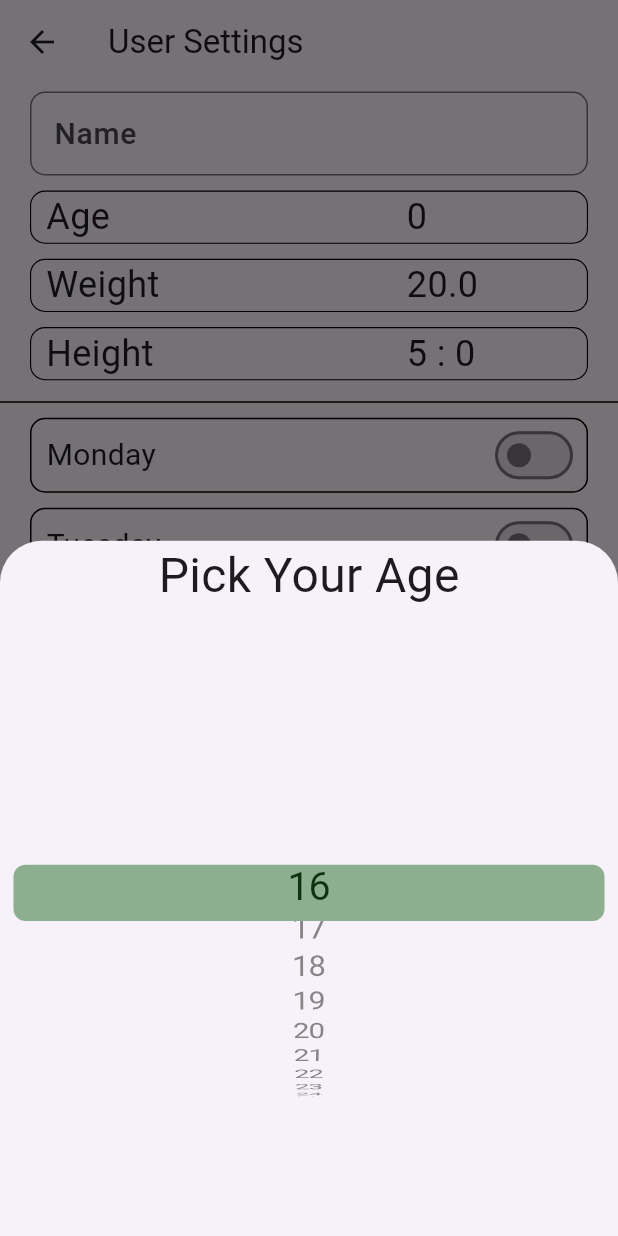
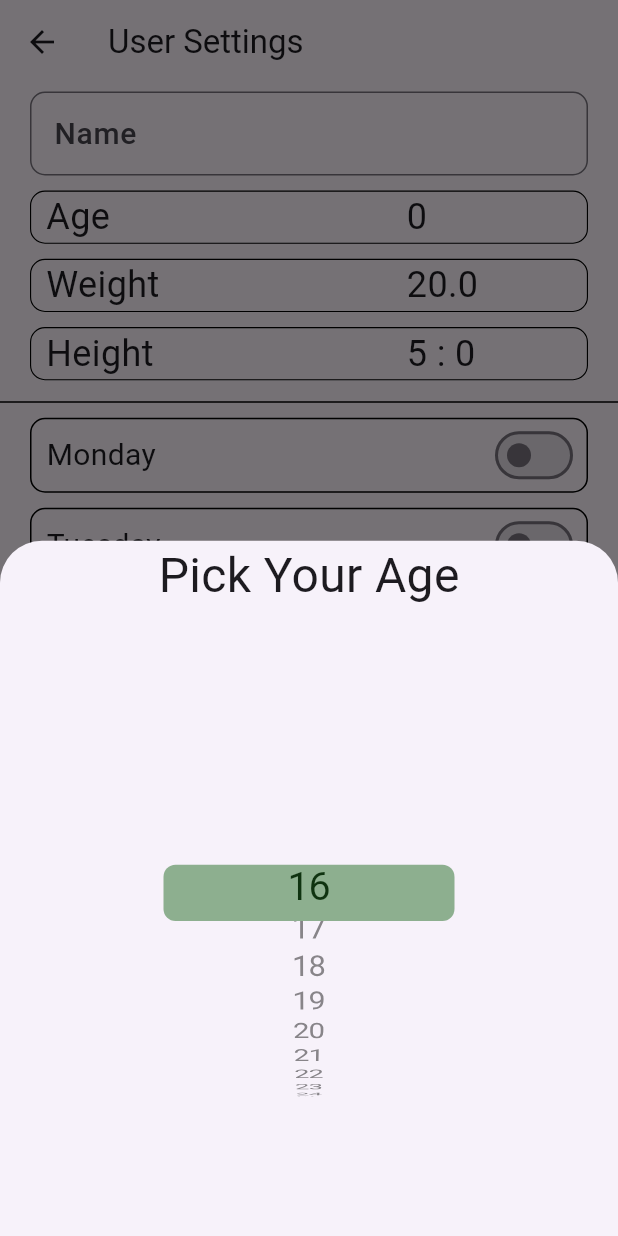
Before and after one commit to MHaroonirfan/GymPartner, a Flutter app: the FormScreen screen opened directly, after a tap on an icon or button, on a phone screen of 412 x 824 dp. Run offline on Flutter 3.47's test engine with Material 3 defaults, Android fonts, the phone set to English and light mode, and no system bars; our stand-ins replace fl_chart, sqflite; accounts and stored records are empty.

Commit message:
minor changings

```diff
--- a/lib/excercises_screen.dart
+++ b/lib/excercises_screen.dart
@@ -74,7 +74,7 @@ class _ExercisesScreenState extends State<ExercisesScreen> {
                           child: Column(
                             crossAxisAlignment: CrossAxisAlignment.start,
                             children: [
-                              Column(children: [
+                              Column(children: const [
                                 Text(
                                   "Weight Lifting",
                                   style: TextStyle(
@@ -122,7 +122,7 @@ class _ExercisesScreenState extends State<ExercisesScreen> {
             title: Text("Add/Edit Exercise"),
             content: Column(
               mainAxisSize: MainAxisSize.min,
-              children: [
+              children: const [
                 Text("Exercise Name:"),
               ],
             ),
--- a/lib/form_screen.dart
+++ b/lib/form_screen.dart
@@ -21,7 +21,7 @@ class _FormScreenState extends State<FormScreen> {
   List<int> kList = List.generate(120, (index) => index + 30);
   int weightK = 20;
 
-  List<int> gList = List.generate(20, (index) => index * 50);
+  List<int> gList = List.generate(100, (index) => index);
   int weightG = 0;
 
   @override
@@ -66,17 +66,20 @@ class _FormScreenState extends State<FormScreen> {
       Padding(
           padding: const EdgeInsets.fromLTRB(20, 5, 20, 5),
           child: Container(
+            decoration: BoxDecoration(
+                border: Border.all(width: 0.75),
+                borderRadius: BorderRadius.circular(10)),
             child: Row(
               children: [
-                SizedBox(
+                const SizedBox(
                   width: 10,
                 ),
-                Expanded(
+                const Expanded(
                     child: Text(
                   "Age",
                   style: TextStyle(fontSize: 24),
                 )),
-                Spacer(),
+                const Spacer(),
                 Expanded(
                     child: GestureDetector(
                         onTap: () {
@@ -84,79 +87,74 @@ class _FormScreenState extends State<FormScreen> {
                         },
                         child: Text(
                           age.toString(),
-                          style: TextStyle(fontSize: 24),
+                          style: const TextStyle(fontSize: 24),
                         )))
               ],
             ),
-            decoration: BoxDecoration(
-                border: Border.all(width: 0.75),
-                borderRadius: BorderRadius.circular(10)),
           )),
       Padding(
           padding: const EdgeInsets.fromLTRB(20, 5, 20, 5),
           child: Container(
+            decoration: BoxDecoration(
+                border: Border.all(width: 0.75),
+                borderRadius: BorderRadius.circular(10)),
             child: Row(
               children: [
-                SizedBox(
+                const SizedBox(
                   width: 10,
                 ),
-                Expanded(
+                const Expanded(
                     child: Text(
                   "Weight",
                   style: TextStyle(fontSize: 24),
                 )),
-                Spacer(),
+                const Spacer(),
                 Expanded(
                     child: GestureDetector(
                         onTap: () {
                           _showWeightPicker();
                         },
                         child: Text(
-                          weightK.toString() + "." + weightG.toString(),
-                          style: TextStyle(fontSize: 24),
+                          "$weightK.$weightG",
+                          style: const TextStyle(fontSize: 24),
                         )))
               ],
             ),
-            decoration: BoxDecoration(
-                border: Border.all(width: 0.75),
-                borderRadius: BorderRadius.circular(10)),
           )),
       Padding(
           padding: const EdgeInsets.fromLTRB(20, 5, 20, 5),
           child: Container(
+            decoration: BoxDecoration(
+                border: Border.all(width: 0.75),
+                borderRadius: BorderRadius.circular(10)),
             child: Row(
               children: [
-                SizedBox(
+                const SizedBox(
                   width: 10,
                 ),
-                Expanded(
+                const Expanded(
                     child: Text(
                   "Height",
                   style: TextStyle(fontSize: 24),
                 )),
-                Spacer(),
+                const Spacer(),
                 Expanded(
                     child: GestureDetector(
                         onTap: () {
                           _showHeightPicker();
                         },
                         child: Text(
-                          heightFeet.toString() +
-                              " : " +
-                              heightInches.toString(),
-                          style: TextStyle(fontSize: 24),
+                          "$heightFeet : $heightInches",
+                          style: const TextStyle(fontSize: 24),
                         )))
               ],
             ),
-            decoration: BoxDecoration(
-                border: Border.all(width: 0.75),
-                borderRadius: BorderRadius.circular(10)),
           )),
       Container(
         height: 10,
-        decoration: BoxDecoration(border: Border(bottom: BorderSide())),
+        decoration: const BoxDecoration(border: Border(bottom: BorderSide())),
       ),
-      SizedBox(
+      const SizedBox(
         height: 5,
       ),
       Column(children: getFormDays())
@@ -202,23 +200,26 @@ class _FormScreenState extends State<FormScreen> {
         builder: (context) {
           return Column(
             children: [
-              Center(
+              const Center(
                 child: Text(
                   "Pick Your Age",
                   style: TextStyle(fontSize: 32),
                 ),
               ),
               Expanded(
+                  child: Padding(
+                      padding: const EdgeInsets.only(left: 100, right: 100),
                       child: CupertinoPicker(
                           itemExtent: 30,
                           magnification: 1.25,
                           onSelectedItemChanged: (index) => {},
-                      selectionOverlay: CupertinoPickerDefaultSelectionOverlay(
-                        background: const Color.fromARGB(125, 31, 105, 32),
+                          selectionOverlay:
+                              const CupertinoPickerDefaultSelectionOverlay(
+                            background: Color.fromARGB(125, 31, 105, 32),
                           ),
                           children: List<Widget>.generate(ageList.length,
-                          (index) => Text(ageList[index].toString())))),
-              SizedBox(height: 40)
+                              (index) => Text(ageList[index].toString()))))),
+              const SizedBox(height: 40)
             ],
           );
         });
@@ -229,50 +230,56 @@ class _FormScreenState extends State<FormScreen> {
         context: context,
         builder: (context) {
           return Column(children: [
-            Center(
+            const Center(
               child: Text(
                 "Pick your Weight",
                 style: TextStyle(fontSize: 32),
               ),
             ),
             Expanded(
-                child: Padding(
-                    padding: EdgeInsets.only(left: 50, right: 50),
+                child: SizedBox(
+                    width: 250,
+                    height: 300,
                     child: Row(children: [
                       Expanded(
                           child: CupertinoPicker(
                               selectionOverlay:
-                                  CupertinoPickerDefaultSelectionOverlay(
-                                background:
-                                    const Color.fromARGB(125, 31, 105, 32),
+                                  const CupertinoPickerDefaultSelectionOverlay(
+                                background: Color.fromARGB(125, 31, 105, 32),
                                 capEndEdge: false,
                               ),
                               itemExtent: 30,
                               magnification: 1.25,
                               onSelectedItemChanged: (index) => {},
-                              children: List<Widget>.generate(ageList.length,
-                                  (index) {
+                              children:
+                                  List<Widget>.generate(kList.length, (index) {
                                 return Center(
-                                  child: Text(ageList[index].toString()),
+                                  child: Text(kList[index].toString()),
                                 );
                               }))),
+                      const Text(
+                        ".",
+                        style: TextStyle(fontSize: 24),
+                      ),
                       Expanded(
                           child: CupertinoPicker(
                               selectionOverlay:
-                                  CupertinoPickerDefaultSelectionOverlay(
-                                background:
-                                    const Color.fromARGB(125, 31, 105, 32),
+                                  const CupertinoPickerDefaultSelectionOverlay(
+                                background: Color.fromARGB(125, 31, 105, 32),
                                 capStartEdge: false,
                               ),
                               itemExtent: 30,
                               magnification: 1.25,
                               onSelectedItemChanged: (index) => {},
-                              children: List<Widget>.generate(ageList.length,
-                                  (index) {
+                              children:
+                                  List<Widget>.generate(gList.length, (index) {
                                 return Center(
-                                  child: Text(ageList[index].toString()),
+                                  child: Text(gList[index] < 10
+                                      ? "0${gList[index]}"
+                                      : gList[index].toString()),
                                 );
-                              })))
+                              }))),
+                      const Text("KG")
                     ]))),
           ]);
         });
@@ -283,7 +290,7 @@ class _FormScreenState extends State<FormScreen> {
         context: context,
         builder: (context) {
           return Column(children: [
-            Center(
+            const Center(
               child: Text(
                 "Pick your Height",
                 style: TextStyle(fontSize: 32),
@@ -291,14 +298,13 @@ class _FormScreenState extends State<FormScreen> {
             ),
             Expanded(
                 child: Padding(
-                    padding: EdgeInsets.only(left: 50, right: 50),
+                    padding: const EdgeInsets.only(left: 50, right: 50),
                     child: Row(children: [
                       Expanded(
                           child: CupertinoPicker(
                               selectionOverlay:
-                                  CupertinoPickerDefaultSelectionOverlay(
-                                background:
-                                    const Color.fromARGB(125, 31, 105, 32),
+                                  const CupertinoPickerDefaultSelectionOverlay(
+                                background: Color.fromARGB(125, 31, 105, 32),
                                 capEndEdge: false,
                               ),
                               itemExtent: 30,
@@ -315,9 +321,8 @@ class _FormScreenState extends State<FormScreen> {
                       Expanded(
                           child: CupertinoPicker(
                               selectionOverlay:
-                                  CupertinoPickerDefaultSelectionOverlay(
-                                background:
-                                    const Color.fromARGB(125, 31, 105, 32),
+                                  const CupertinoPickerDefaultSelectionOverlay(
+                                background: Color.fromARGB(125, 31, 105, 32),
                                 capStartEdge: false,
                               ),
                               itemExtent: 30,
--- a/lib/main.dart
+++ b/lib/main.dart
@@ -140,7 +140,7 @@ class _AppHomeScreenState extends State<AppHomeScreen> {
           ListTile(
             selectedColor: Colors.blue,
             selected: _selectedIndex == 0 ? true : false,
-            leading: Icon(Icons.home),
+            leading: const Icon(Icons.home),
             title: const Text("Home"),
             onTap: () {
               _itemTapped(0);
@@ -150,7 +150,7 @@ class _AppHomeScreenState extends State<AppHomeScreen> {
           ListTile(
             selectedColor: Colors.blue,
             selected: _selectedIndex == 1 ? true : false,
-            leading: Icon(Icons.auto_graph),
+            leading: const Icon(Icons.auto_graph),
             title: const Text("Progress"),
             onTap: () {
               _itemTapped(1);
@@ -160,7 +160,7 @@ class _AppHomeScreenState extends State<AppHomeScreen> {
           ListTile(
             selectedColor: Colors.blue,
             selected: _selectedIndex == 2 ? true : false,
-            leading: Icon(Icons.history_outlined),
+            leading: const Icon(Icons.history_outlined),
             title: const Text("History"),
             onTap: () {
               _itemTapped(2);
--- a/lib/progress_screen.dart
+++ b/lib/progress_screen.dart
@@ -11,7 +11,7 @@ class PreogressScreen extends StatefulWidget {
 }
 
 class _PreogressScreenState extends State<PreogressScreen> {
-  Widget chartWidget = DaysChart();
+  Widget chartWidget = const DaysChart();
 
   @override
   Widget build(BuildContext context) {
@@ -30,7 +30,7 @@ class _PreogressScreenState extends State<PreogressScreen> {
                       ElevatedButton.styleFrom(backgroundColor: Colors.black),
                   onPressed: () => {
                     setState(() {
-                      chartWidget = DaysChart();
+                      chartWidget = const DaysChart();
                     })
                   },
                   child: const Text(
@@ -44,7 +44,7 @@ class _PreogressScreenState extends State<PreogressScreen> {
                       ElevatedButton.styleFrom(backgroundColor: Colors.black),
                   onPressed: () => {
                     setState(() {
-                      chartWidget = ExercisesChart();
+                      chartWidget = const ExercisesChart();
                     })
                   },
                   child: const Text(
```
Also changed, not shown: 1 other file. Lines whose indentation alone changed are shown as unchanged.
